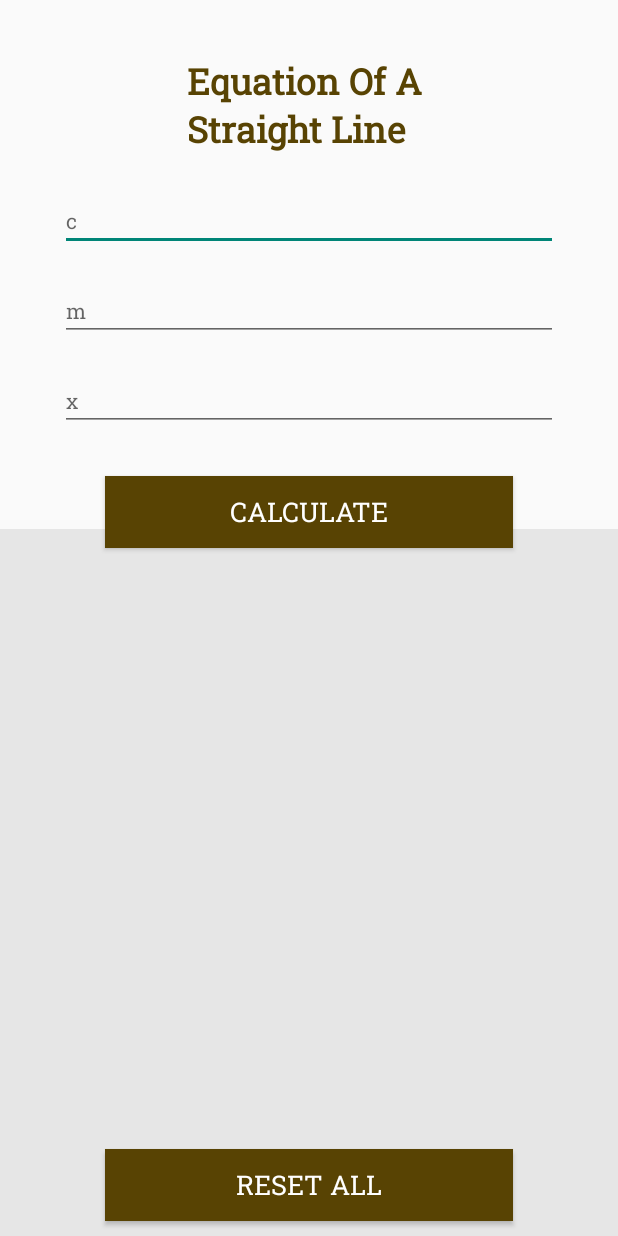
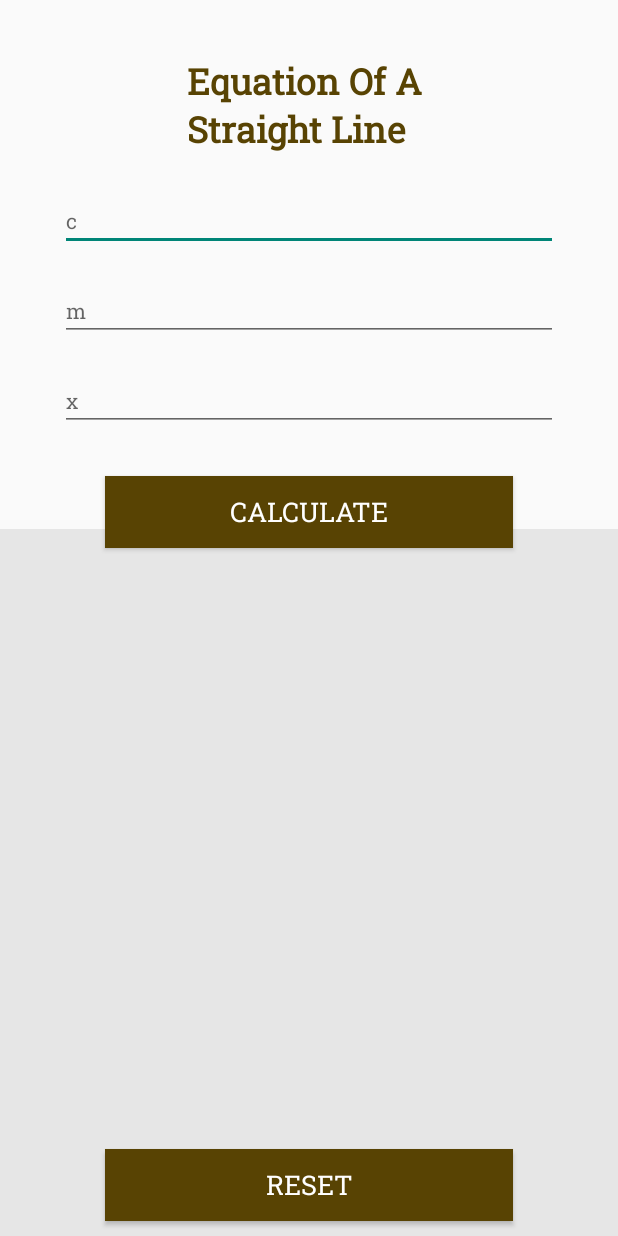
Before and after one commit to Barinder128/prediction_app_android, an Android app: the screen it shows after launch (MainActivity), on a phone screen of 412 x 824 dp. Run offline under Robolectric (Android 15) with nearby library versions, the phone set to English and light mode, and no system bars.

Commit message:
Updated reset button name and added functionality to it.

```diff
--- a/app/src/main/java/com/example/priceforecast/MainActivity.java
+++ b/app/src/main/java/com/example/priceforecast/MainActivity.java
@@ -31,6 +31,7 @@ public class MainActivity extends AppCompatActivity {
     EditText xEditText;
     TextView outputTextView;
     Button submitButton;
+    Button resetButton;
     String buttonState = "calculate";
     boolean doubleBackToExitPressedOnce = false;
 
@@ -54,6 +55,7 @@ public class MainActivity extends AppCompatActivity {
         xEditText = findViewById(R.id.xEditText);
         outputTextView = findViewById(R.id.outputTextView);
         submitButton = findViewById(R.id.submitButton);
+        resetButton = findViewById(R.id.resetButton);
     }
 
     //Method to hide keyboard when we touch outside editText fields in Android App
@@ -150,6 +152,7 @@ public class MainActivity extends AppCompatActivity {
             if(inputFieldCheck){
                 outputTextView.setText("Calculating Value");
                 submitButton.setClickable(false);
+                resetButton.setClickable(false);
                 buttonState="fetching_price";
                 cEditText.setEnabled(false);
                 mEditText.setEnabled(false);
@@ -189,11 +192,13 @@ public class MainActivity extends AppCompatActivity {
                                 outputTextView.setText("y= " + String.format("%.2f", y_value));     //Price displayed as double rounded off to two decimal places
                             buttonState="new_value";
                             submitButton.setClickable(true);
+                            resetButton.setClickable(true);
                             submitButton.setText("New Value");
                         } catch (Exception e) {
                             e.printStackTrace();
                             buttonState="calculate";
                             submitButton.setClickable(true);
+                            resetButton.setClickable(true);
                             outputTextView.setText("");
                             xEditText.setEnabled(true);
                         }
@@ -208,6 +213,7 @@ public class MainActivity extends AppCompatActivity {
                             Toast.makeText(getApplicationContext(), "Server Not Responding. Please Try Again, Later.", Toast.LENGTH_SHORT).show();
                         buttonState="calculate";
                         submitButton.setClickable(true);
+                        resetButton.setClickable(true);
                         outputTextView.setText("");
                         xEditText.setEnabled(true);
                     }
--- a/app/src/main/res/layout/activity_main.xml
+++ b/app/src/main/res/layout/activity_main.xml
@@ -107,7 +107,7 @@
         app:layout_constraintTop_toBottomOf="@+id/xEditText" />
 
     <Button
-        android:id="@+id/resetAllButton"
+        android:id="@+id/resetButton"
         android:layout_width="0dp"
         android:layout_height="wrap_content"
         android:layout_marginStart="70dp"
@@ -116,7 +116,7 @@
         android:background="#584303"
         android:fontFamily="@font/roboto_slab"
         android:onClick="restAll"
-        android:text="RESET ALL"
+        android:text="RESET"
         android:textColor="@android:color/background_light"
         android:textSize="24sp"
         app:layout_constraintBottom_toBottomOf="parent"
@@ -132,7 +132,7 @@
         android:layout_marginBottom="10dp"
         android:fontFamily="@font/roboto_slab"
         android:textSize="27sp"
-        app:layout_constraintBottom_toTopOf="@+id/resetAllButton"
+        app:layout_constraintBottom_toTopOf="@+id/resetButton"
         app:layout_constraintEnd_toEndOf="parent"
         app:layout_constraintStart_toStartOf="parent"
         app:layout_constraintTop_toBottomOf="@+id/submitButton" />
--- a/app/src/main/res/layout/activity_main1.xml
+++ b/app/src/main/res/layout/activity_main1.xml
@@ -19,7 +19,7 @@
         app:layout_constraintTop_toBottomOf="@+id/xEditText" />
 
     <Button
-        android:id="@+id/resetAllButton2"
+        android:id="@+id/resetButton"
         android:layout_width="0dp"
         android:layout_height="wrap_content"
         android:layout_marginStart="70dp"
@@ -28,7 +28,7 @@
         android:background="#584303"
         android:fontFamily="@font/roboto_slab"
         android:onClick="restAll"
-        android:text="RESET ALL"
+        android:text="RESET"
         android:textColor="@android:color/background_light"
         android:textSize="18sp"
         app:layout_constraintBottom_toBottomOf="parent"
@@ -133,7 +133,7 @@
         android:layout_marginTop="30dp"
         android:fontFamily="@font/roboto_slab"
         android:textSize="21sp"
-        app:layout_constraintBottom_toTopOf="@+id/resetAllButton2"
+        app:layout_constraintBottom_toTopOf="@+id/resetButton"
         app:layout_constraintEnd_toEndOf="parent"
         app:layout_constraintStart_toStartOf="parent"
         app:layout_constraintTop_toBottomOf="@+id/submitButton" />
```
